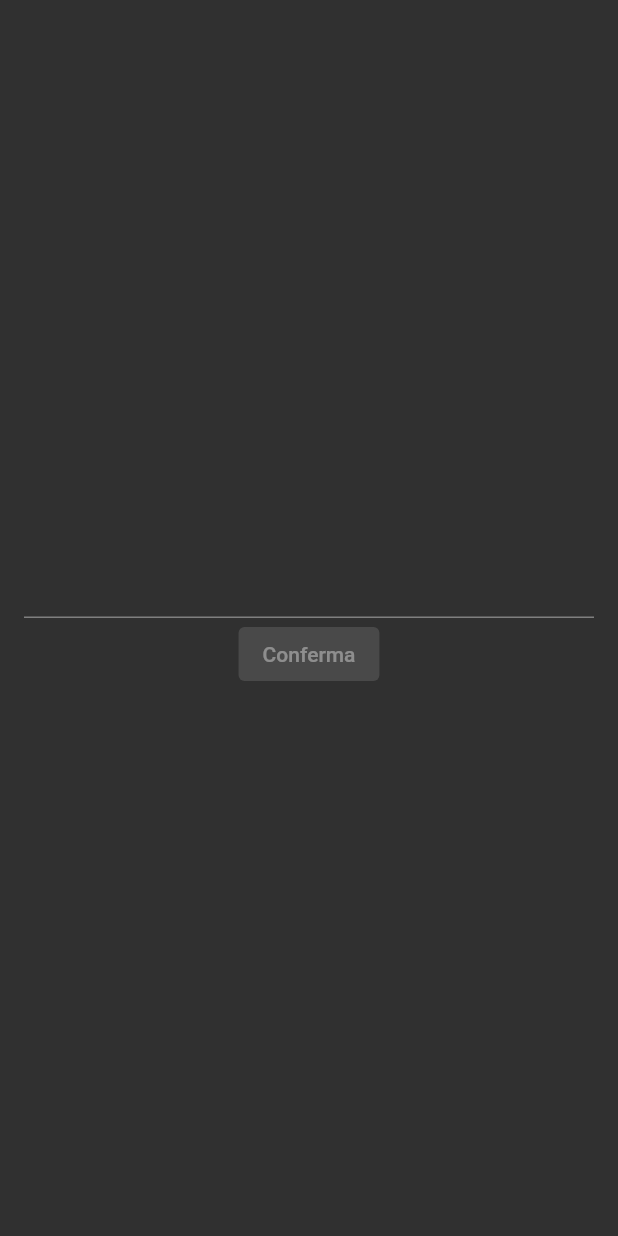
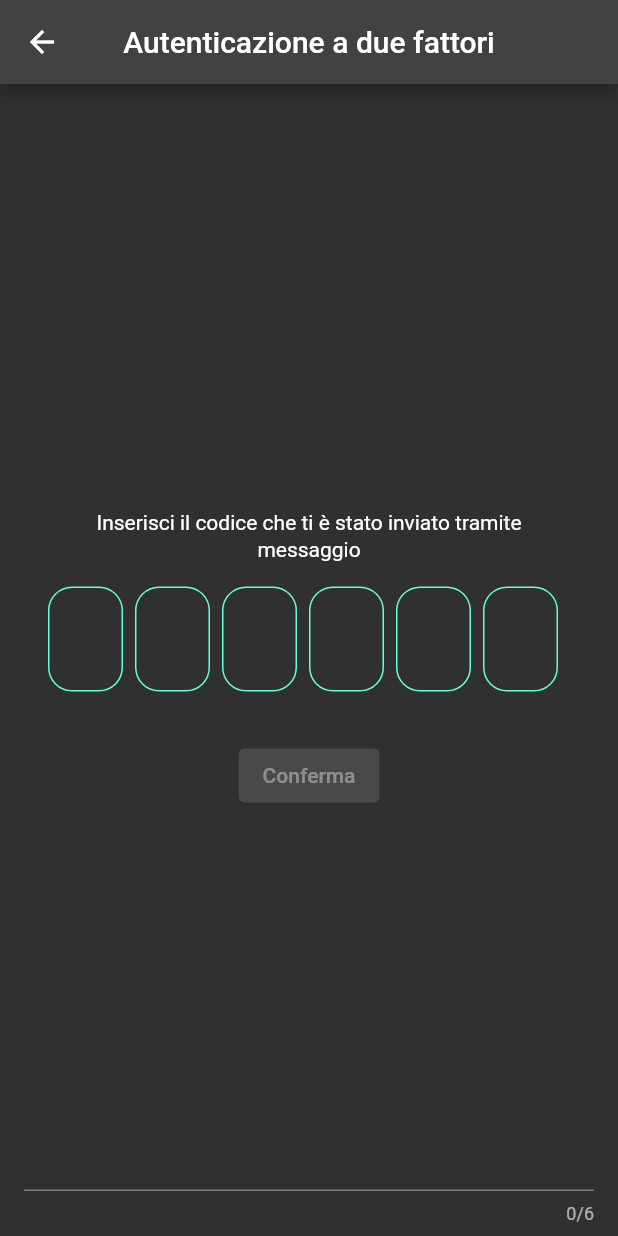
Before and after one commit to CubeDevelope/dodude_app, a Flutter app: the ConfirmOTPPage screen opened directly, on a phone screen of 412 x 824 dp. Run offline on Flutter 3.47's test engine with Material 2 defaults, Android fonts, the phone set to English and light mode, and no system bars; our stand-ins replace firebase_auth, firebase_core, flutter_bloc; accounts and stored records are empty; statements that could not run were skipped.

Commit message:
Change app navigation

```diff
--- a/lib/utils/constants.dart
+++ b/lib/utils/constants.dart
@@ -1,10 +1,12 @@
 import 'package:flutter/material.dart';
+import 'package:intl/intl.dart';
 
 class Keys {
-  static GlobalKey<NavigatorState> navigator = GlobalKey<NavigatorState>();
+  static GlobalKey<NavigatorState> internalNavigator = GlobalKey<NavigatorState>();
+  static GlobalKey<NavigatorState> masterNavigator = GlobalKey<NavigatorState>();
 }
 
-
+DateFormat dateFormat = DateFormat("dd/MM/yyyy");
 class AppColors {
   static Color accentColor = const Color(0xffff7300);
 }
--- /dev/null
+++ b/lib/views/auth/confirm_otp.page.dart
@@ -0,0 +1,103 @@
+import 'package:app/business_logic/blocs/auth.bloc.dart';
+import 'package:flutter/material.dart';
+import 'package:flutter_bloc/flutter_bloc.dart';
+
+class ConfirmOTPPage extends StatefulWidget {
+  const ConfirmOTPPage({super.key});
+
+  @override
+  State<ConfirmOTPPage> createState() => _ConfirmOTPPageState();
+}
+
+class _ConfirmOTPPageState extends State<ConfirmOTPPage> {
+  String smsCode = "";
+
+  bool isLoading = false;
+
+  @override
+  Widget build(BuildContext context) {
+    return Scaffold(
+      appBar: AppBar(
+        centerTitle: true,
+        title: const Text("Autenticazione a due fattori"),
+      ),
+      body: Stack(
+        children: [
+          Padding(
+            padding: const EdgeInsets.symmetric(
+              horizontal: 32.0,
+            ),
+            child: Column(
+              mainAxisAlignment: MainAxisAlignment.center,
+              children: [
+                const Text(
+                  "Inserisci il codice che ti è stato inviato tramite messaggio",
+                  style: TextStyle(height: 1.3),
+                  textAlign: TextAlign.center,
+                ),
+                Padding(
+                    padding: const EdgeInsets.only(bottom: 32.0, top: 16.0),
+                    child: Row(
+                      children: List.generate(6, (index) {
+                        return Expanded(
+                            child: Container(
+                              alignment: Alignment.center,
+                          height: 70,
+                          margin: const EdgeInsets.only(right: 8),
+                          decoration: BoxDecoration(
+                              borderRadius: BorderRadius.circular(16.0),
+                              border: Border.all(color: Theme.of(context).colorScheme.secondary)),
+                          child: Text(
+                            smsCode.length >= index + 1 ? smsCode[index] : "",
+                            style: const TextStyle(
+                              fontSize: 20.0,
+                              fontWeight: FontWeight.bold
+                            ),
+                            textAlign: TextAlign.center,
+                          ),
+                        ));
+                      }),
+                    )),
+                ElevatedButton(
+                  onPressed: smsCode.length < 6
+                      ? null
+                      : () async {
+                          setState(() {
+                            isLoading = true;
+                          });
+                          await AuthCubit.instance.confirmOTP(smsCode);
+                        },
+                  child: const Text("Conferma"),
+                )
+              ],
+            ),
+          ),
+          Positioned.fill(
+            child: Visibility(
+              visible: isLoading,
+              child: Container(
+                alignment: Alignment.center,
+                decoration: BoxDecoration(color: Colors.black.withAlpha(55)),
+                child: const CircularProgressIndicator(),
+              ),
+            ),
+          ),
+          Positioned(
+            left: 16,
+            right: 16,
+            bottom: 8,
+            child: TextField(
+              maxLength: 6,
+              keyboardType: TextInputType.number,
+              onChanged: (value) {
+                setState(() {
+                  smsCode = value;
+                });
+              },
+            ),
+          ),
+        ],
+      ),
+    );
+  }
+}
--- a/lib/views/confirm_otp.page.dart
+++ /dev/null
@@ -1,66 +0,0 @@
-import 'package:app/business_logic/blocs/auth.bloc.dart';
-import 'package:flutter/material.dart';
-import 'package:flutter_bloc/flutter_bloc.dart';
-
-class ConfirmOTPPage extends StatefulWidget {
-  const ConfirmOTPPage({super.key});
-
-  @override
-  State<ConfirmOTPPage> createState() => _ConfirmOTPPageState();
-}
-
-class _ConfirmOTPPageState extends State<ConfirmOTPPage> {
-  String smsCode = "";
-
-  bool isLoading = false;
-
-  @override
-  Widget build(BuildContext context) {
-    return Scaffold(
-      body: Stack(
-        children: [
-          Padding(
-            padding: const EdgeInsets.symmetric(
-              horizontal: 16.0,
-            ),
-            child: Column(
-              mainAxisAlignment: MainAxisAlignment.center,
-              children: [
-                TextField(
-                  onChanged: (value) {
-                    setState(() {
-                      smsCode = value;
-                    });
-                  },
-                ),
-                ElevatedButton(
-                  onPressed: smsCode.length < 6
-                      ? null
-                      : () async {
-                          setState(() {
-                            isLoading = true;
-                          });
-                          await context
-                              .read<AuthBloc>()
-                              .loginWithSmsCode(smsCode);
-                        },
-                  child: const Text("Conferma"),
-                )
-              ],
-            ),
-          ),
-          Positioned.fill(
-            child: Visibility(
-              visible: isLoading,
-              child: Container(
-                alignment: Alignment.center,
-                decoration: BoxDecoration(color: Colors.black.withAlpha(55)),
-                child: const CircularProgressIndicator(),
-              ),
-            ),
-          )
-        ],
-      ),
-    );
-  }
-}
```
Also changed, not shown: lib/main.dart (+10 -55 lines), lib/utils/router.dart (+59 -5 lines), lib/views/auth/add_personal_info.page.dart (added, +122 -0 lines), lib/views/auth/auth_manger.page.dart (added, +58 -0 lines), lib/views/auth/login.page.dart (renamed from lib/views/login.page.dart, +17 -3 lines), lib/views/home.page.dart (added, +16 -0 lines), lib/views/profile.page.dart (+36 -8 lines), lib/views/settings.page.dart (deleted, +0 -25 lines), lib/views/splash.page.dart (+3 -4 lines).
